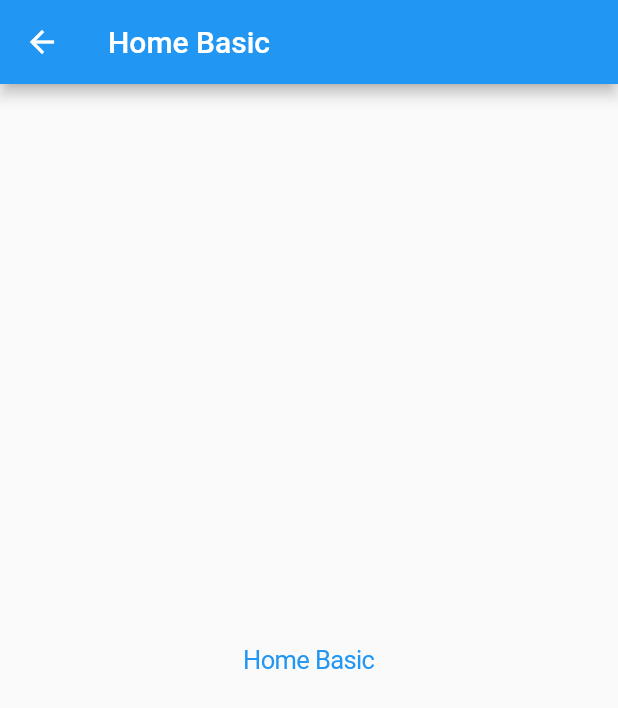
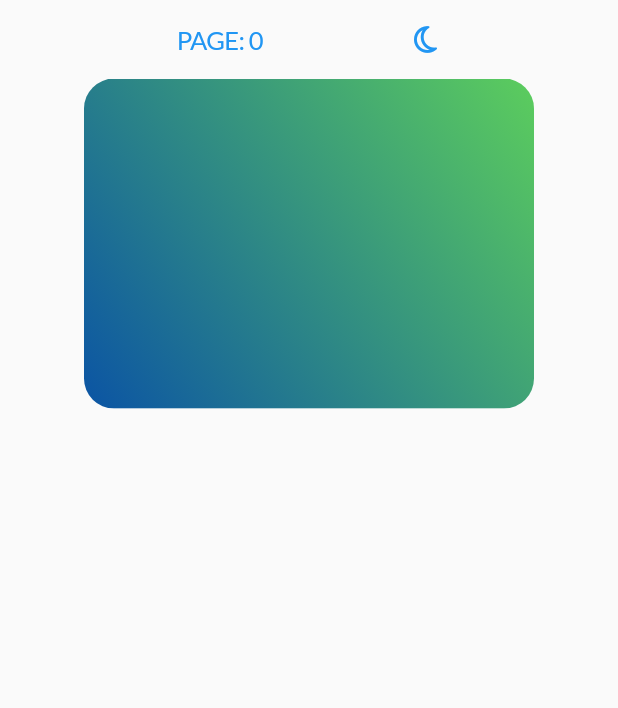
Before and after one commit to JSiapo/Earn, a Flutter app: the HomePage screen opened by its route, on a phone screen of 412 x 824 dp. Shown: the top 708 px of the screen. Run offline on Flutter 3.47's test engine with Material 2 defaults, Android fonts, the phone set to English and light mode, and no system bars; our stand-ins replace flutter_zoom_drawer, font_awesome_flutter, google_fonts, hive_flutter; accounts and stored records are empty.

Commit message:
Add cards

```diff
--- /dev/null
+++ b/lib/firebase_config.dart
@@ -0,0 +1,5 @@
+// import 'package:firebase_core/firebase_core.dart';
+
+Future<void> initFirebase() async {
+  // await Firebase.initializeApp();
+}
--- a/lib/main.dart
+++ b/lib/main.dart
@@ -1,4 +1,5 @@
 import 'package:eran_by_saving/constants/page_constant.dart';
+import 'package:eran_by_saving/firebase_config.dart';
 import 'package:flutter/material.dart';
 import 'package:provider/provider.dart';
 
@@ -11,7 +12,9 @@ import 'package:eran_by_saving/route/routes.dart'
 import 'package:eran_by_saving/provider/home_provider.dart';
 
 Future<void> main() async {
+  WidgetsFlutterBinding.ensureInitialized();
   await initHive();
+  await initFirebase();
   runApp(const MyApp());
 }
 
@@ -42,8 +45,10 @@ class MaterialWithTheme extends StatelessWidget {
             builder: (context, data, _) => MaterialApp(
               title: 'Earn By Saving',
               debugShowCheckedModeBanner: false,
-              theme:
-                  data.settings.isDark ? ThemeData.dark() : ThemeData.light(),
+              theme: ThemeData(
+                brightness:
+                    data.settings.isDark ? Brightness.dark : Brightness.light,
+              ),
               initialRoute: routeByPlatform(PAGES.homePage.route),
               routes: appRoutes,
             ),
--- a/lib/pages/Home/home_page.dart
+++ b/lib/pages/Home/home_page.dart
@@ -1,6 +1,8 @@
 import 'package:eran_by_saving/pages/Home/home_page_abstract.dart';
+import 'package:eran_by_saving/widgets/cardBank/card_list_widget.dart';
 import 'package:eran_by_saving/widgets/common/button_widget.dart';
 import 'package:flutter/material.dart';
+import 'package:flutter/services.dart';
 import 'package:provider/provider.dart';
 
 import 'package:eran_by_saving/provider/home_provider.dart';
@@ -12,18 +14,40 @@ class HomePage extends StatelessWidget with HomePageAbstract {
   Widget build(BuildContext context) {
     return Scaffold(
         appBar: AppBar(
-          title: Text(setTitle()),
+          toolbarHeight: 0,
+          systemOverlayStyle: SystemUiOverlayStyle(
+            statusBarColor: Colors.grey[800],
+            statusBarIconBrightness:
+                Brightness.light, // For Android (dark icons)
+            statusBarBrightness: Brightness.light, // For iOS (dark icons)
           ),
-        body: Center(
+        ),
+        body: SafeArea(
+          child: Center(
             child: Consumer<HomeProvider>(
               builder: (context, data, _) {
-              return FancyButton(
+                return Column(
+                  children: [
+                    FancyButton(
                       callback: () {
                         data.toogleTheme();
                       },
-                text: setTitle(),
+                      text: "PAGE: ${data.indexCard}",
+                    ),
+                    ClipRRect(
+                      borderRadius: BorderRadius.circular(20),
+                      child: Container(
+                        constraints:
+                            const BoxConstraints(maxHeight: 250, maxWidth: 300),
+                        height: 220,
+                        width: 300,
+                        child: CardList(data.indexCard),
+                      ),
+                    ),
+                  ],
                 );
               },
+            ),
           ),
         ));
   }
--- a/lib/provider/home_provider.dart
+++ b/lib/provider/home_provider.dart
@@ -1,3 +1,4 @@
+import 'package:eran_by_saving/utils/debouncer.dart';
 import 'package:flutter/material.dart';
 
 import 'package:eran_by_saving/hive/hive_data/settings_data.dart';
@@ -6,6 +7,8 @@ import 'package:eran_by_saving/model/settings_model.dart';
 class HomeProvider extends ChangeNotifier {
   late Settings settings;
   int indexPage = 0;
+  int indexCard = 0;
+  final _debouncer = Debouncer(milliseconds: 1200);
 
   Future<Settings> getSettings() async {
     const settingData = SettingsData();
@@ -33,5 +36,12 @@ class HomeProvider extends ChangeNotifier {
     notifyListeners();
   }
 
+  Future<void> cardChanged(int page, double? pageControllerPage) async {
+    _debouncer.run(() {
+      indexCard = page;
+      notifyListeners();
+    });
+  }
+
   void updatePage() {}
 }
--- /dev/null
+++ b/lib/utils/debouncer.dart
@@ -0,0 +1,15 @@
+//? https://stackoverflow.com/a/55119208 -- https://stackoverflow.com/questions/51791501/how-to-debounce-textfield-onchange-in-dart
+import 'package:flutter/foundation.dart';
+import 'dart:async';
+
+class Debouncer {
+  final int milliseconds;
+  Timer? _timer;
+
+  Debouncer({required this.milliseconds});
+
+  run(VoidCallback action) {
+    _timer?.cancel();
+    _timer = Timer(Duration(milliseconds: milliseconds), action);
+  }
+}
--- /dev/null
+++ b/lib/widgets/cardBank/card_interbank_widget.dart
@@ -0,0 +1,22 @@
+import 'package:flutter/material.dart';
+
+class CardCurvoInterBank extends StatelessWidget {
+  const CardCurvoInterBank({Key? key}) : super(key: key);
+  @override
+  Widget build(BuildContext context) {
+    return Container(
+      height: double.infinity,
+      width: double.infinity,
+      decoration: const BoxDecoration(
+        gradient: LinearGradient(
+          begin: Alignment.topRight,
+          end: Alignment.bottomLeft,
+          colors: [
+            Color.fromRGBO(92, 205, 93, 1),
+            Color.fromRGBO(11, 84, 164, 1),
+          ],
+        ),
+      ),
+    );
+  }
+}
--- /dev/null
+++ b/lib/widgets/cardBank/card_list_widget.dart
@@ -0,0 +1,48 @@
+import 'package:eran_by_saving/provider/home_provider.dart';
+import 'package:eran_by_saving/widgets/cardBank/card_bbva_widget.dart';
+import 'package:eran_by_saving/widgets/cardBank/card_bcp_widget.dart';
+import 'package:eran_by_saving/widgets/cardBank/card_interbank_widget.dart';
+import 'package:flutter/material.dart';
+import 'package:provider/provider.dart';
+
+class CardList extends StatefulWidget {
+  final int index;
+
+  const CardList(this.index, {Key? key}) : super(key: key);
+
+  @override
+  State<CardList> createState() => _CardListState();
+}
+
+class _CardListState extends State<CardList> {
+  final PageController pageController = PageController();
+
+  @override
+  void dispose() {
+    super.dispose();
+    pageController.dispose();
+  }
+
+  @override
+  Widget build(BuildContext context) {
+    return Consumer<HomeProvider>(builder: (context, data, _) {
+      return PageView(
+        physics: const BouncingScrollPhysics(),
+        controller: pageController,
+        scrollDirection: Axis.vertical,
+        children: const [
+          CardCurvoInterBank(),
+          CardCurvoBCPCredimas(),
+          CardCurvoBBVACompras(),
+        ],
+        // itemBuilder: (context, index) {
+        //   if (data.indexCard == 0) return const CardCurvoInterBank();
+        //   return const CardCurvoBCPCredimas();
+        // },
+        onPageChanged: (page) {
+          data.cardChanged(page, pageController.page);
+        },
+      );
+    });
+  }
+}
--- a/lib/widgets/common/button_widget.dart
+++ b/lib/widgets/common/button_widget.dart
@@ -1,6 +1,8 @@
 import 'package:eran_by_saving/constants.dart';
 import 'package:flutter/cupertino.dart';
 import 'package:flutter/material.dart';
+import 'package:font_awesome_flutter/font_awesome_flutter.dart';
+import 'package:google_fonts/google_fonts.dart';
 
 class FancyButton extends StatelessWidget {
   final String text;
@@ -32,7 +34,20 @@ class FancyButtonAndroid extends StatelessWidget {
 
   @override
   Widget build(BuildContext context) {
-    return ElevatedButton(onPressed: callback, child: Text(text));
+    return ElevatedButton(
+      onPressed: callback,
+      child: Row(
+        crossAxisAlignment: CrossAxisAlignment.center,
+        mainAxisAlignment: MainAxisAlignment.spaceEvenly,
+        children: [
+          Text(
+            text,
+            style: GoogleFonts.lato(),
+          ),
+          const Icon(FontAwesomeIcons.moon),
+        ],
+      ),
+    );
   }
 }
 
@@ -44,6 +59,19 @@ class FancyButtonIOS extends StatelessWidget {
 
   @override
   Widget build(BuildContext context) {
-    return CupertinoButton(onPressed: callback, child: Text(text));
+    return CupertinoButton(
+      onPressed: callback,
+      child: Row(
+        crossAxisAlignment: CrossAxisAlignment.center,
+        mainAxisAlignment: MainAxisAlignment.spaceEvenly,
+        children: [
+          Text(
+            text,
+            style: GoogleFonts.lato(),
+          ),
+          const Icon(FontAwesomeIcons.moon),
+        ],
+      ),
+    );
   }
 }
--- a/pubspec.yaml
+++ b/pubspec.yaml
@@ -36,6 +36,10 @@ dependencies:
   hive_flutter: ^1.1.0 #* ANDROID IOS LINUX MACOS WEB WINDOWS
   flutter_zoom_drawer: ^3.0.2 #* ANDROID IOS LINUX MACOS WINDOWS (!WEB)
   provider: ^6.0.3 #* ANDROID IOS LINUX MACOS WEB WINDOWS
+  font_awesome_flutter: ^10.1.0 #* ANDROID IOS LINUX MACOS WEB WINDOWS
+  google_fonts: ^3.0.1 #* ANDROID IOS LINUX MACOS WEB WINDOWS
+  firebase_auth: ^3.3.19 #* ANDROID IOS MACOS WEB (!WINDOWS !LINUX )
+  firebase_core: ^1.17.1 #* ANDROID IOS MACOS WEB (!WINDOWS !LINUX )
 
 dev_dependencies:
   flutter_test:
```
Also changed, not shown: lib/utils/responsive.dart (added, +34 -0 lines), lib/widgets/cardBank/card_bbva_widget.dart (added, +43 -0 lines), lib/widgets/cardBank/card_bcp_widget.dart (added, +44 -0 lines), pubspec.lock, 1 other file. Lines whose indentation alone changed are shown as unchanged.
